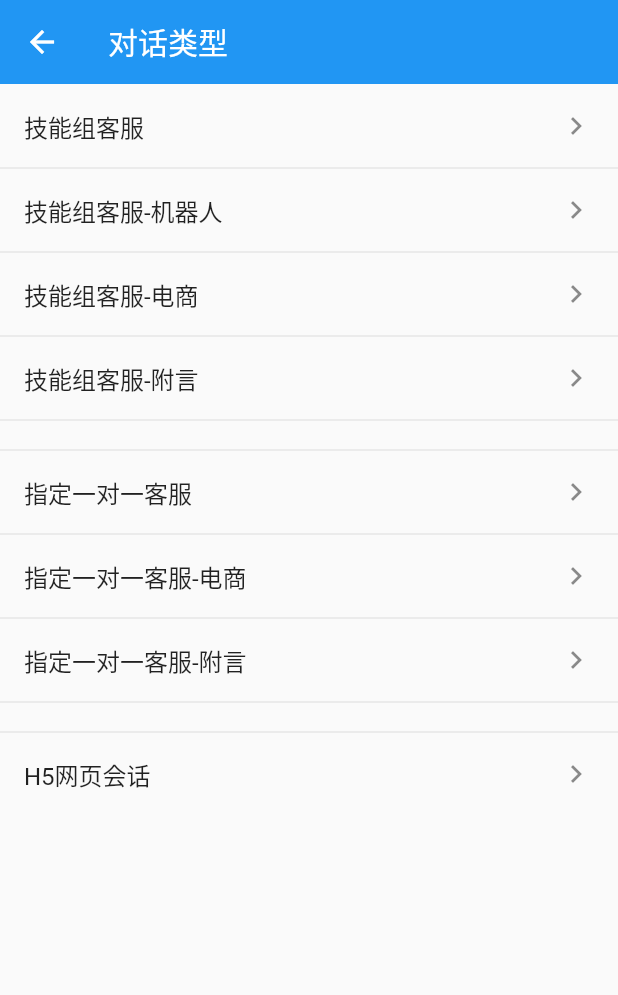
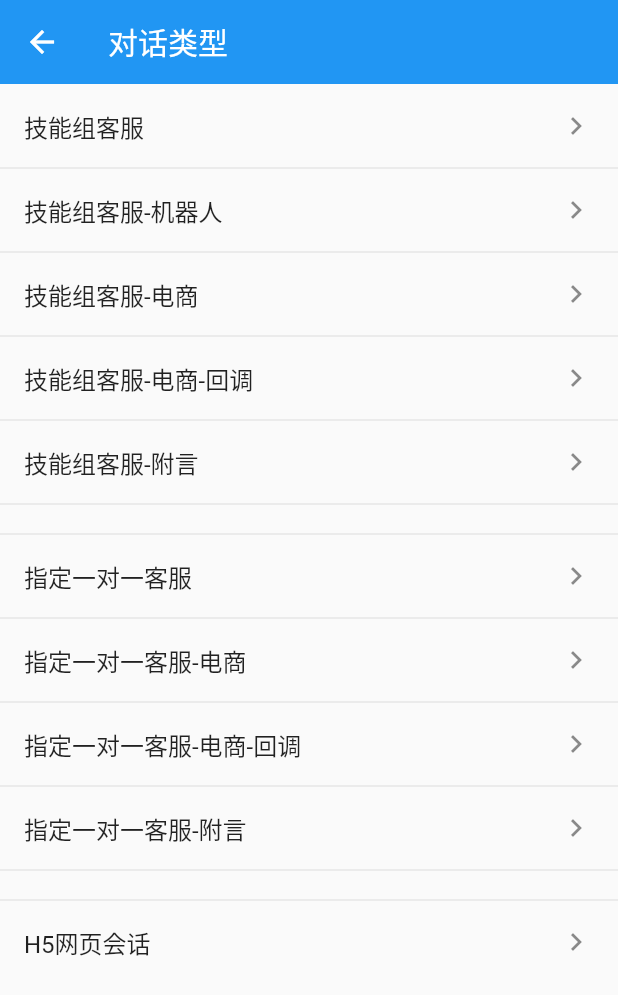
Before and after one commit to Bytedesk/bytedesk-flutter, a Flutter app: the ChatTypePage screen opened directly, after a tap on "技能组客服-电商", on a phone screen of 412 x 824 dp. Shown: the top 995 px of the screen. Run offline on Flutter 3.47's test engine with Material 2 defaults, Android fonts, the phone set to English and light mode, and no system bars; drawn by our look-alikes of overlay_support; our stand-ins replace audioplayers, fluttertoast, vibration; missing offline and left inert: bytedesk_kefu, list_tile_switch.

Commit message:
update 0.3.8

```diff
--- a/bytedesk_demo/lib/page/chat_type_page.dart
+++ b/bytedesk_demo/lib/page/chat_type_page.dart
@@ -28,21 +28,21 @@ class _ChatTypePageState extends State<ChatTypePage> {
         elevation: 0,
       ),
       body: ListView(
-        children: ListTile.divideTiles(
-          context: context,
-          tiles: [
+        children: ListTile.divideTiles(context: context, tiles: [
           ListTile(
             title: Text('技能组客服'),
             trailing: Icon(Icons.keyboard_arrow_right),
             onTap: () {
-                BytedeskKefu.startWorkGroupChat(context, _workGroupWid, "技能组客服-默认人工");
+              BytedeskKefu.startWorkGroupChat(
+                  context, _workGroupWid, "技能组客服-默认人工");
             },
           ),
           ListTile(
             title: Text('技能组客服-机器人'),
             trailing: Icon(Icons.keyboard_arrow_right),
             onTap: () {
-                BytedeskKefu.startWorkGroupChat(context, _workGroupWidRobot, "技能组客服-默认机器人");
+              BytedeskKefu.startWorkGroupChat(
+                  context, _workGroupWidRobot, "技能组客服-默认机器人");
             },
           ),
           ListTile(
@@ -50,25 +50,60 @@ class _ChatTypePageState extends State<ChatTypePage> {
             trailing: Icon(Icons.keyboard_arrow_right),
             onTap: () {
               // 商品信息，type/title/content/price/url/imageUrl/id/categoryCode
+              // 注意：长度不能大于500字符
               var custom = json.encode({
-                  "type": BytedeskConstants.MESSAGE_TYPE_COMMODITY,
-                  "title": "商品标题",
-                  "content": "商品详情",
-                  "price": "9.99",
-                  "url": "https://item.m.jd.com/product/12172344.html",
-                  "imageUrl": "https://bytedesk.oss-cn-shenzhen.aliyuncs.com/images/123.webp",
-                  "id": 123,
-                  "categoryCode": "100010003",
-                  "client": "flutter"
+                "type": BytedeskConstants.MESSAGE_TYPE_COMMODITY, // 不能修改
+                "title": "商品标题", // 可自定义, 类型为字符串
+                "content": "商品详情", // 可自定义, 类型为字符串
+                "price": "9.99", // 可自定义, 类型为字符串
+                "url":
+                    "https://item.m.jd.com/product/12172344.html", // 必须为url网址, 类型为字符串
+                "imageUrl":
+                    "https://bytedesk.oss-cn-shenzhen.aliyuncs.com/images/123.webp", //必须为图片网址, 类型为字符串
+                "id": 123, // 可自定义
+                "categoryCode": "100010003", // 可自定义, 类型为字符串
+                "client": "flutter" // 可自定义, 类型为字符串
               });
-                BytedeskKefu.startWorkGroupChatShop(context, _workGroupWid, "技能组客服-电商", custom);
+              BytedeskKefu.startWorkGroupChatShop(
+                  context, _workGroupWid, "技能组客服-电商", custom);
+            },
+          ),
+          ListTile(
+            title: Text('技能组客服-电商-回调'),
+            trailing: Icon(Icons.keyboard_arrow_right),
+            onTap: () {
+              // 商品信息，type/title/content/price/url/imageUrl/id/categoryCode
+              // 注意：长度不能大于500字符
+              var custom = json.encode({
+                "type": BytedeskConstants.MESSAGE_TYPE_COMMODITY, // 不能修改
+                "title": "商品标题", // 可自定义, 类型为字符串
+                "content": "商品详情", // 可自定义, 类型为字符串
+                "price": "9.99", // 可自定义, 类型为字符串
+                "url":
+                    "https://item.m.jd.com/product/12172344.html", // 必须为url网址, 类型为字符串
+                "imageUrl":
+                    "https://bytedesk.oss-cn-shenzhen.aliyuncs.com/images/123.webp", //必须为图片网址, 类型为字符串
+                "id": 123, // 可自定义
+                "categoryCode": "100010003", // 可自定义, 类型为字符串
+                "client": "flutter", // 可自定义, 类型为字符串
+                // 可自定义添加key:value, 客服端不可见，可用于回调原样返回
+                "other1": "", // 可另外添加自定义字段，客服端不可见，可用于回调原样返回
+                "other2": "", // 可另外添加自定义字段，客服端不可见，可用于回调原样返回
+                "other3": "", // 可另外添加自定义字段，客服端不可见，可用于回调原样返回
+              });
+              BytedeskKefu.startWorkGroupChatShopCallback(
+                  context, _workGroupWid, "技能组客服-电商-回调", custom, (value) {
+                print('value为custom参数原样返回 $value');
+                // 主要用途：用户在聊天页面点击商品消息，回调此接口，开发者可在此打开进入商品详情页
+              });
             },
           ),
           ListTile(
             title: Text('技能组客服-附言'),
             trailing: Icon(Icons.keyboard_arrow_right),
             onTap: () {
-                BytedeskKefu.startWorkGroupChatPostscript(context, _workGroupWid, "技能组客服-附言", "随便说点什么吧，我会自动发送给客服");
+              BytedeskKefu.startWorkGroupChatPostscript(
+                  context, _workGroupWid, "技能组客服-附言", "随便说点什么吧，我会自动发送给客服");
             },
           ),
           Container(
@@ -78,7 +113,7 @@ class _ChatTypePageState extends State<ChatTypePage> {
             title: Text('指定一对一客服'),
             trailing: Icon(Icons.keyboard_arrow_right),
             onTap: () {
-                BytedeskKefu.startAppointedChat(context, _agentUid, "指定客服");
+              BytedeskKefu.startAppointedChat(context, _agentUid, "指定一对一客服");
             },
           ),
           ListTile(
@@ -86,25 +121,58 @@ class _ChatTypePageState extends State<ChatTypePage> {
             trailing: Icon(Icons.keyboard_arrow_right),
             onTap: () {
               // 商品信息，type/title/content/price/url/imageUrl/id/categoryCode
+              // 注意：长度不能大于500字符
               var custom = json.encode({
                 "type": BytedeskConstants.MESSAGE_TYPE_COMMODITY,
                 "title": "商品标题",
                 "content": "商品详情",
                 "price": "9.99",
                 "url": "https://item.m.jd.com/product/12172344.html",
-                  "imageUrl": "https://bytedesk.oss-cn-shenzhen.aliyuncs.com/images/123.webp",
+                "imageUrl":
+                    "https://bytedesk.oss-cn-shenzhen.aliyuncs.com/images/123.webp",
                 "id": 123,
                 "categoryCode": "100010003",
                 "client": "flutter"
               });
-                BytedeskKefu.startAppointedChatShop(context, _agentUid, "指定客服", custom);
+              BytedeskKefu.startAppointedChatShop(
+                  context, _agentUid, "指定一对一客服-电商", custom);
+            },
+          ),
+          ListTile(
+            title: Text('指定一对一客服-电商-回调'),
+            trailing: Icon(Icons.keyboard_arrow_right),
+            onTap: () {
+              // 商品信息，type/title/content/price/url/imageUrl/id/categoryCode
+              // 注意：长度不能大于500字符
+              var custom = json.encode({
+                "type": BytedeskConstants.MESSAGE_TYPE_COMMODITY,
+                "title": "商品标题",
+                "content": "商品详情",
+                "price": "9.99",
+                "url": "https://item.m.jd.com/product/12172344.html",
+                "imageUrl":
+                    "https://bytedesk.oss-cn-shenzhen.aliyuncs.com/images/123.webp",
+                "id": 123,
+                "categoryCode": "100010003",
+                "client": "flutter",
+                // 可自定义添加key:value, 客服端不可见，可用于回调原样返回
+                "other1": "", // 可另外添加自定义字段，客服端不可见，可用于回调原样返回
+                "other2": "", // 可另外添加自定义字段，客服端不可见，可用于回调原样返回
+                "other3": "", // 可另外添加自定义字段，客服端不可见，可用于回调原样返回
+              });
+              BytedeskKefu.startAppointedChatShopCallback(
+                  context, _agentUid, "指定一对一客服-电商-回调", custom, (value) {
+                    print('value为custom参数原样返回 $value');
+                    // 主要用途：用户在聊天页面点击商品消息，回调此接口，开发者可在此打开进入商品详情页
+                  });
             },
           ),
           ListTile(
             title: Text('指定一对一客服-附言'),
             trailing: Icon(Icons.keyboard_arrow_right),
             onTap: () {
-                BytedeskKefu.startAppointedChatPostscript(context, _agentUid, "指定客服", "随便说点什么吧，我会自动发送给客服");
+              BytedeskKefu.startAppointedChatPostscript(
+                  context, _agentUid, "指定一对一客服-附言", "随便说点什么吧，我会自动发送给客服");
             },
           ),
           Container(
@@ -116,13 +184,13 @@ class _ChatTypePageState extends State<ChatTypePage> {
             onTap: () {
               print('h5 chat');
               // 注意: 登录后台->客服管理->技能组(或客服账号)->获取客服代码 获取相应URL
-                String url = "http://www.bytedesk.com/chat?sub=vip&uid=201808221551193&wid=201807171659201&type=workGroup&aid=&hidenav=1&ph=ph";
+              String url =
+                  "http://www.bytedesk.com/chat?sub=vip&uid=201808221551193&wid=201807171659201&type=workGroup&aid=&hidenav=1&ph=ph";
               String title = 'H5在线客服演示';
               BytedeskKefu.startH5Chat(context, url, title);
             },
           ),
-          ]
-        ).toList(),
+        ]).toList(),
       ),
     );
   }
--- a/bytedesk_demo/pubspec.yaml
+++ b/bytedesk_demo/pubspec.yaml
@@ -28,7 +28,7 @@ dependencies:
   # https://pub.dev/packages/event_bus
   event_bus: ^1.1.1
   # toast https://pub.dev/packages/fluttertoast
-  fluttertoast: ^7.1.1
+  fluttertoast: ^7.1.4
   # 消息设置switch https://pub.dev/packages/list_tile_switch
   list_tile_switch: ^0.0.2
   # 应用内-顶部通知栏 https://pub.dev/packages/overlay_support/
@@ -40,7 +40,7 @@ dependencies:
   # 请在ios/Podfile中添加：use_frameworks!
   vibration: ^1.7.2
   # https://pub.dev/packages/bytedesk_kefu
-  bytedesk_kefu: ^0.3.1
+  bytedesk_kefu: ^0.3.8
 
 
   # The following adds the Cupertino Icons font to your application.
```
Also changed, not shown: bytedesk_demo/lib/main.dart (+8 -2 lines), bytedesk_demo/lib/page/history_thread_page.dart (+7 -2 lines), bytedesk_demo/postscript.png (added), bytedesk_demo/shop.png (added), 1 other file. Lines whose indentation alone changed are shown as unchanged.
